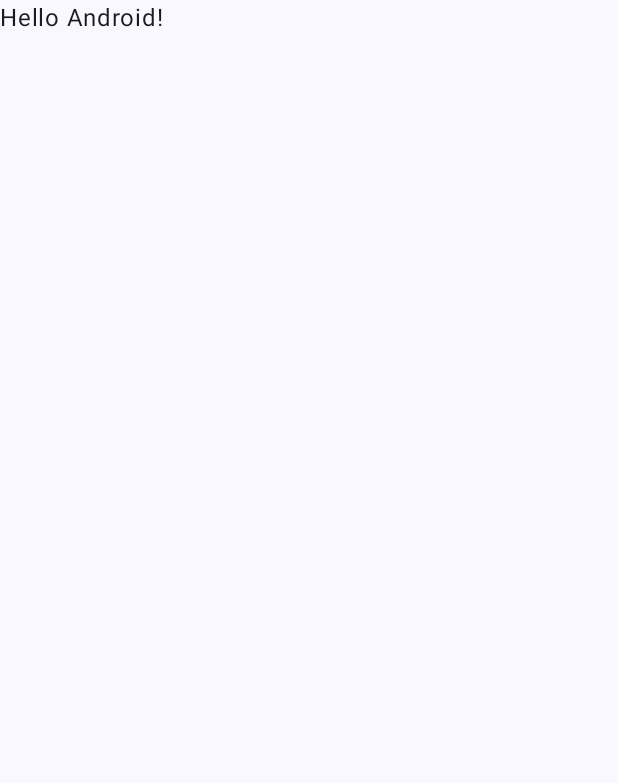
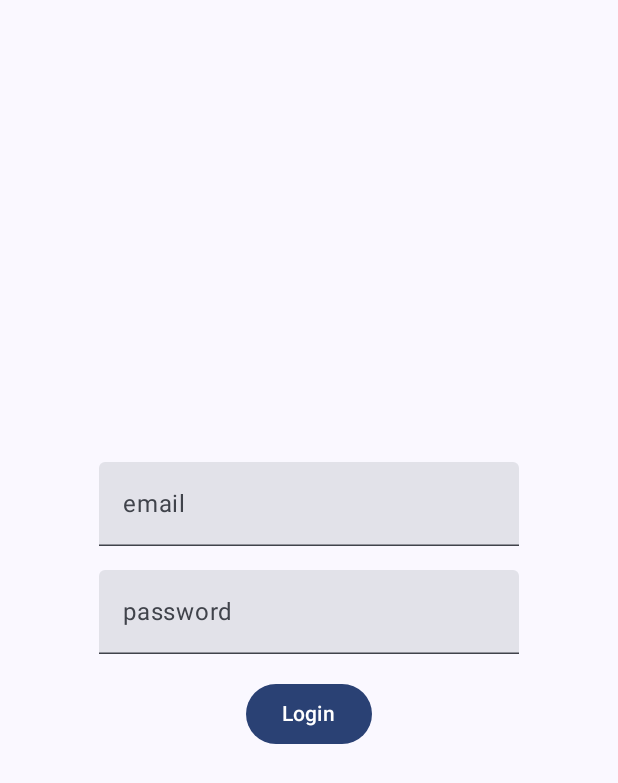
Before and after one commit to Jo6o43/Plataformas_Moveis, an Android app built with Jetpack Compose: the screen it shows after launch (MainActivity), on a phone screen of 412 x 824 dp. Before the commit the part shown is almost empty. Shown: the top 783 px of the screen. Run offline under Robolectric (Android 15) with nearby library versions, the phone set to English and light mode, and no system bars; our stand-ins replace Firebase (no records; nobody signed in at launch, a user with empty details on screens opened directly).

Commit message:
Edit ShoppingList

```diff
--- a/ShoppingList/app/build.gradle.kts
+++ b/ShoppingList/app/build.gradle.kts
@@ -50,6 +50,8 @@ dependencies {
     implementation(libs.androidx.ui.graphics)
     implementation(libs.androidx.ui.tooling.preview)
     implementation(libs.androidx.material3)
+    implementation(libs.firebase.auth.ktx)
+    implementation(libs.androidx.navigation.compose)
     testImplementation(libs.junit)
     androidTestImplementation(libs.androidx.junit)
     androidTestImplementation(libs.androidx.espresso.core)
@@ -57,6 +59,6 @@ dependencies {
     androidTestImplementation(libs.androidx.ui.test.junit4)
     debugImplementation(libs.androidx.ui.tooling)
     debugImplementation(libs.androidx.ui.test.manifest)
-    implementation(platform("com.google.firebase:firebase-bom:33.5.1"))
+    implementation(platform("com.google.firebase:firebase-bom:33.6.0"))
     implementation("com.google.firebase:firebase-analytics")
 }
--- /dev/null
+++ b/ShoppingList/app/src/main/java/com/example/shoppinglist/LoginView.kt
@@ -0,0 +1,79 @@
+package com.example.shoppinglist
+
+import androidx.compose.foundation.layout.Box
+import androidx.compose.foundation.layout.Column
+import androidx.compose.foundation.layout.Spacer
+import androidx.compose.foundation.layout.fillMaxSize
+import androidx.compose.foundation.layout.height
+import androidx.compose.material3.Button
+import androidx.compose.material3.CircularProgressIndicator
+import androidx.compose.material3.Text
+import androidx.compose.material3.TextField
+import androidx.compose.runtime.Composable
+import androidx.compose.ui.Alignment
+import androidx.compose.ui.Modifier
+import androidx.compose.ui.tooling.preview.Preview
+import androidx.compose.ui.unit.dp
+import androidx.lifecycle.viewmodel.compose.viewModel
+import com.example.shoppinglist.ui.theme.ShoppingListTheme
+
+@Composable
+fun LoginView(modifier: Modifier = Modifier,
+              onLoginSuccess : ()->Unit = {}) {
+
+    val viewModel : LoginViewModel = viewModel()
+    val state = viewModel.state.value
+
+    Box(modifier = modifier.fillMaxSize(),
+        contentAlignment = Alignment.Center)
+    {
+        Column (
+            horizontalAlignment = Alignment.CenterHorizontally
+        ){
+            TextField(value = state.email,
+                onValueChange = {
+                    viewModel.onEmailChange(it)
+                },
+                placeholder = {
+                    Text("email")
+                }
+            )
+            Spacer(modifier = Modifier.height(16.dp))
+            TextField(value = state.password,
+                onValueChange = {
+                    viewModel.onPasswordChange(it)
+                },
+                placeholder = {
+                    Text("password")
+                }
+            )
+            Spacer(modifier = Modifier.height(16.dp))
+            Button(
+                onClick = {
+                    viewModel.onLoginClick {
+                        onLoginSuccess()
+                    }
+
+                },
+                content = {
+                    Text("Login")
+                }
+            )
+            Spacer(modifier = Modifier.height(16.dp))
+            if (state.error != null)
+                Text(state.error?:"")
+            if (state.isLoading)
+                CircularProgressIndicator()
+
+
+        }
+    }
+}
+
+@Preview(showBackground = true)
+@Composable
+fun LoginViewPreview() {
+    ShoppingListTheme {
+        LoginView()
+    }
+}
--- /dev/null
+++ b/ShoppingList/app/src/main/java/com/example/shoppinglist/LoginViewModel.kt
@@ -0,0 +1,51 @@
+package com.example.shoppinglist
+
+import android.util.Log
+import androidx.compose.runtime.mutableStateOf
+import androidx.lifecycle.ViewModel
+import com.google.firebase.auth.FirebaseAuth
+import com.google.firebase.auth.ktx.auth
+import com.google.firebase.ktx.Firebase
+
+data class LoginState(
+    val email: String = "",
+    val password: String = "",
+    val isLoading: Boolean = false,
+    val error: String? = null
+)
+
+class LoginViewModel : ViewModel() {
+
+    var state = mutableStateOf(LoginState())
+        private set
+
+    fun onEmailChange(email: String) {
+        state.value = state.value.copy(email = email)
+    }
+
+    fun onPasswordChange(password: String) {
+        state.value = state.value.copy(password = password)
+    }
+
+    fun onLoginClick(onLoginSuccess: () -> Unit) {
+        state.value = state.value.copy(isLoading = true)
+
+        val auth: FirebaseAuth = Firebase.auth
+
+        auth.signInWithEmailAndPassword(state.value.email, state.value.password)
+            .addOnCompleteListener { task ->
+                state.value = state.value.copy(isLoading = false)
+                if (task.isSuccessful) {
+                    // Sign in success, update UI with the signed-in user's information
+                    Log.d(TAG, "signInWithEmail:success")
+                    val user = auth.currentUser
+                    onLoginSuccess()
+                } else {
+                    // If sign in fails, display a message to the user.
+                    Log.w(TAG, "signInWithEmail:failure", task.exception)
+                    state.value =
+                        state.value.copy(error = task.exception?.message ?: "Unknown error")
+                }
+            }
+    }
+}
--- a/ShoppingList/app/src/main/java/com/example/shoppinglist/MainActivity.kt
+++ b/ShoppingList/app/src/main/java/com/example/shoppinglist/MainActivity.kt
@@ -9,9 +9,17 @@ import androidx.compose.foundation.layout.padding
 import androidx.compose.material3.Scaffold
 import androidx.compose.material3.Text
 import androidx.compose.runtime.Composable
+import androidx.compose.runtime.LaunchedEffect
 import androidx.compose.ui.Modifier
 import androidx.compose.ui.tooling.preview.Preview
+import androidx.navigation.compose.NavHost
+import androidx.navigation.compose.composable
+import androidx.navigation.compose.rememberNavController
+import com.google.firebase.Firebase
+import com.google.firebase.auth.auth
 import com.example.shoppinglist.ui.theme.ShoppingListTheme
+
+const val TAG = "ShoppingList"
 
 class MainActivity : ComponentActivity() {
     override fun onCreate(savedInstanceState: Bundle?) {
@@ -19,29 +27,45 @@ class MainActivity : ComponentActivity() {
         enableEdgeToEdge()
         setContent {
             ShoppingListTheme {
+                var navController = rememberNavController()
                 Scaffold(modifier = Modifier.fillMaxSize()) { innerPadding ->
-                    Greeting(
-                        name = "Android",
-                        modifier = Modifier.padding(innerPadding)
-                    )
+                    NavHost(
+                        modifier = Modifier.padding(innerPadding),
+                        navController = navController,
+                        startDestination = Screen.Login.route
+                    ){
+                        composable(Screen.Login.route) {
+                            LoginView(
+                                modifier = Modifier.padding(innerPadding),
+                                onLoginSuccess = {
+                                    navController.navigate(Screen.Home.route)
+                                }
+                            )
+                        }
+                        composable(Screen.Home.route) {
+                            ListListsView(
+                                navController = navController
+                            )
+                        }
+                        composable (Screen.AddList.route){
+                            AddListView(navController = navController)
+                        }
+                    }
+                }
+                LaunchedEffect(Unit) {
+                    val auth = Firebase.auth
+                    val currentUser = auth.currentUser
+                    if (currentUser != null){
+                        navController.navigate(Screen.Home.route)
+                    }
                 }
             }
         }
     }
 }
 
-@Composable
-fun Greeting(name: String, modifier: Modifier = Modifier) {
-    Text(
-        text = "Hello $name!",
-        modifier = modifier
-    )
+sealed class Screen (val route:String){
+    object Login : Screen("login")
+    object Home : Screen("home")
+    object AddList : Screen("add_list")
 }
-
-@Preview(showBackground = true)
-@Composable
-fun GreetingPreview() {
-    ShoppingListTheme {
-        Greeting("Android")
-    }
-}
--- /dev/null
+++ b/ShoppingList/app/src/main/res/drawable/add_new_list.xml
@@ -0,0 +1,5 @@
+<vector xmlns:android="http://schemas.android.com/apk/res/android" android:autoMirrored="true" android:height="24dp" android:tint="#000000" android:viewportHeight="24" android:viewportWidth="24" android:width="24dp">
+
+    <path android:fillColor="@android:color/white" android:pathData="M14,10H3v2h11V10zM14,6H3v2h11V6zM18,14v-4h-2v4h-4v2h4v4h2v-4h4v-2H18zM3,16h7v-2H3V16z"/>
+
+</vector>
--- a/ShoppingList/gradle/libs.versions.toml
+++ b/ShoppingList/gradle/libs.versions.toml
@@ -8,6 +8,8 @@ espressoCore = "3.5.1"
 lifecycleRuntimeKtx = "2.6.1"
 activityCompose = "1.8.0"
 composeBom = "2024.04.01"
+firebaseAuthKtx = "23.1.0"
+navigationCompose = "2.8.4"
 
 [libraries]
 androidx-core-ktx = { group = "androidx.core", name = "core-ktx", version.ref = "coreKtx" }
@@ -24,6 +26,8 @@ androidx-ui-tooling-preview = { group = "androidx.compose.ui", name = "ui-toolin
 androidx-ui-test-manifest = { group = "androidx.compose.ui", name = "ui-test-manifest" }
 androidx-ui-test-junit4 = { group = "androidx.compose.ui", name = "ui-test-junit4" }
 androidx-material3 = { group = "androidx.compose.material3", name = "material3" }
+firebase-auth-ktx = { group = "com.google.firebase", name = "firebase-auth-ktx", version.ref = "firebaseAuthKtx" }
+androidx-navigation-compose = { group = "androidx.navigation", name = "navigation-compose", version.ref = "navigationCompose" }
 
 [plugins]
 android-application = { id = "com.android.application", version.ref = "agp" }
```
Also changed, not shown: ShoppingList/app/src/main/java/com/example/shoppinglist/AddListView.kt (added, +67 -0 lines), ShoppingList/app/src/main/java/com/example/shoppinglist/AddListViewModel.kt (added, +25 -0 lines), ShoppingList/app/src/main/java/com/example/shoppinglist/ListListsView.kt (added, +59 -0 lines), 1 other file.
